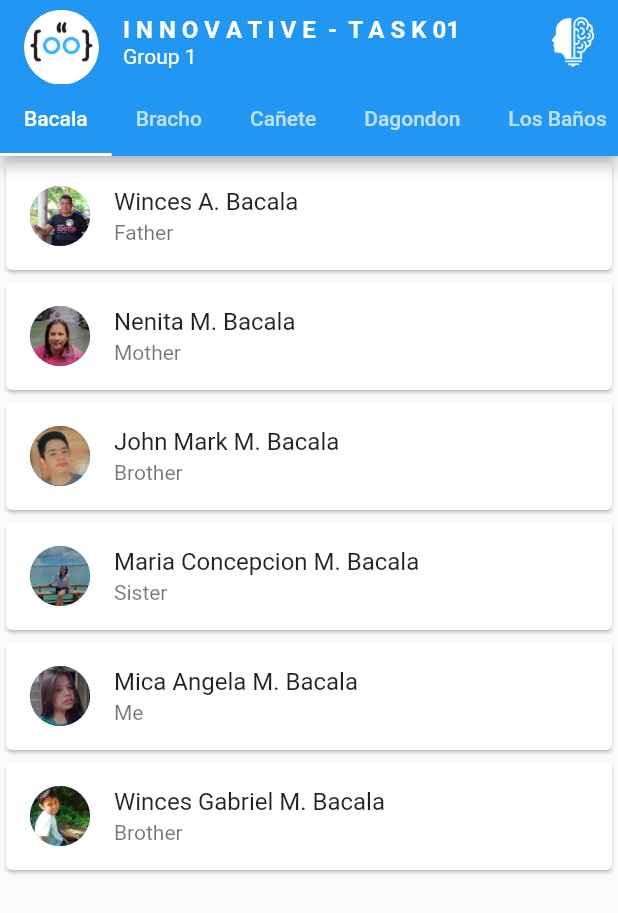
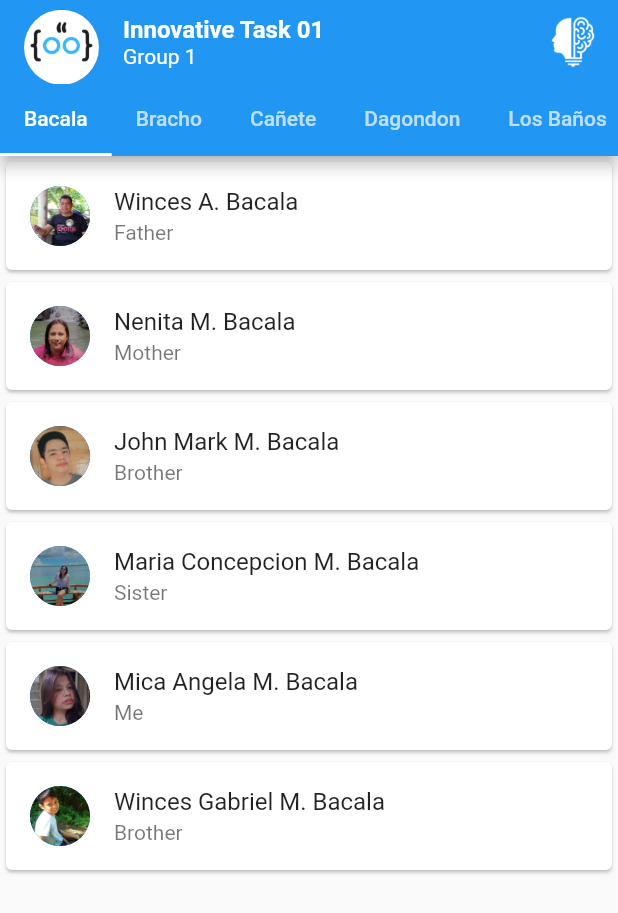
Before and after one commit to naabbiiee/MobProg_InnovativeTaskGroup1, a Flutter app: the screen it shows after launch, on a phone screen of 412 x 824 dp. Shown: the top 913 px of the screen. Run offline on Flutter 3.47's test engine with Material 2 defaults, Android fonts, the phone set to English and light mode, and no system bars; missing offline and left inert: footer.

Commit message:
naabbiee last commit

```diff
--- a/lib/home.dart
+++ b/lib/home.dart
@@ -47,7 +47,7 @@ class _HomeState extends State<Home> with SingleTickerProviderStateMixin{
             radius: 25,
             backgroundImage: AssetImage('assets/general_assets/goggles.png'),
           ),
-          title: Text("I N N O V A T I V E  -  T A S K 01",
+          title: Text("Innovative Task 01",
             style: TextStyle(color: Colors.white,
             fontWeight: FontWeight.bold),
           ),
```
